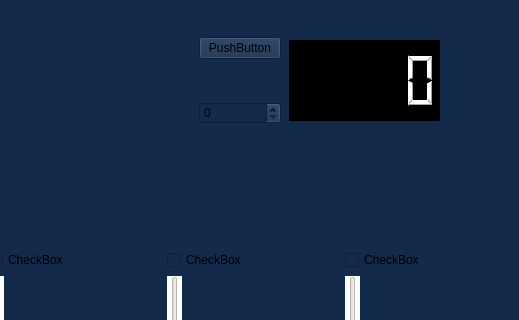
First picture: the form in src/mainwindow.ui, repository IIzw96/audio_station_loop, before the edit; both pictures show x 281 to 800 and y 0 to 320 of the 800 by 600 pixel window.
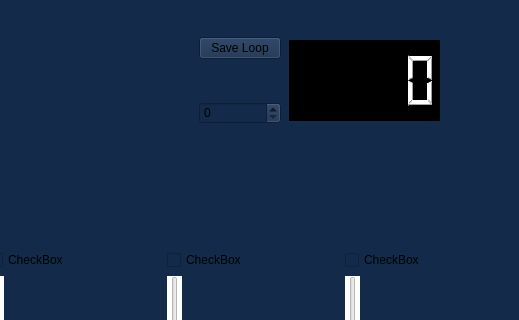
Second picture: the form after the edit.

Commit message: Adding signal/slot between spinbox lcd

```diff
--- a/src/mainwindow.ui
+++ b/src/mainwindow.ui
@@ -179,7 +179,7 @@
      <item>
       <widget class="QPushButton" name="pushButton_5">
        <property name="text">
-        <string>PushButton</string>
+        <string>Save Loop</string>
        </property>
       </widget>
      </item>
```
The commit also changes 1 other file.
